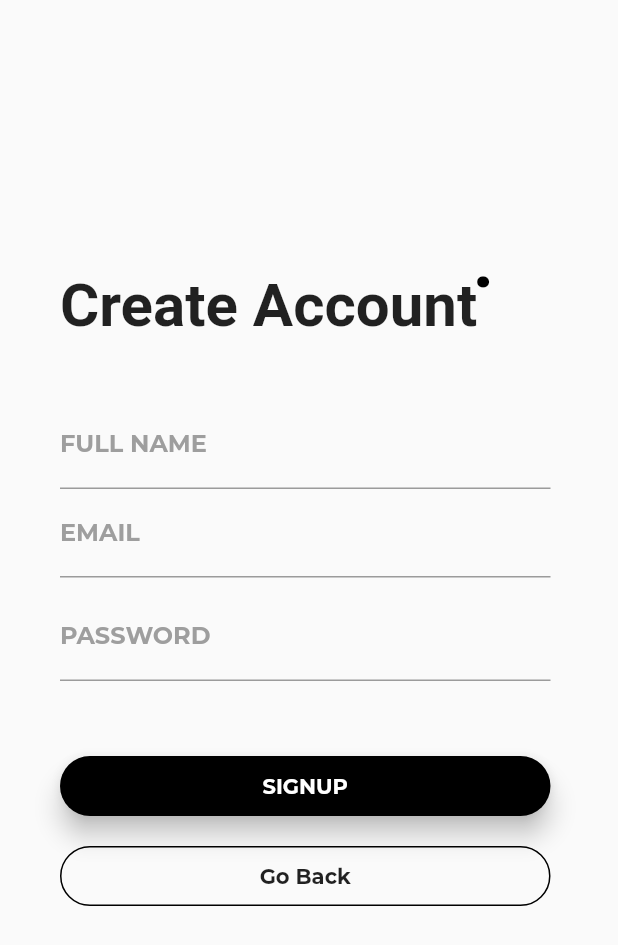
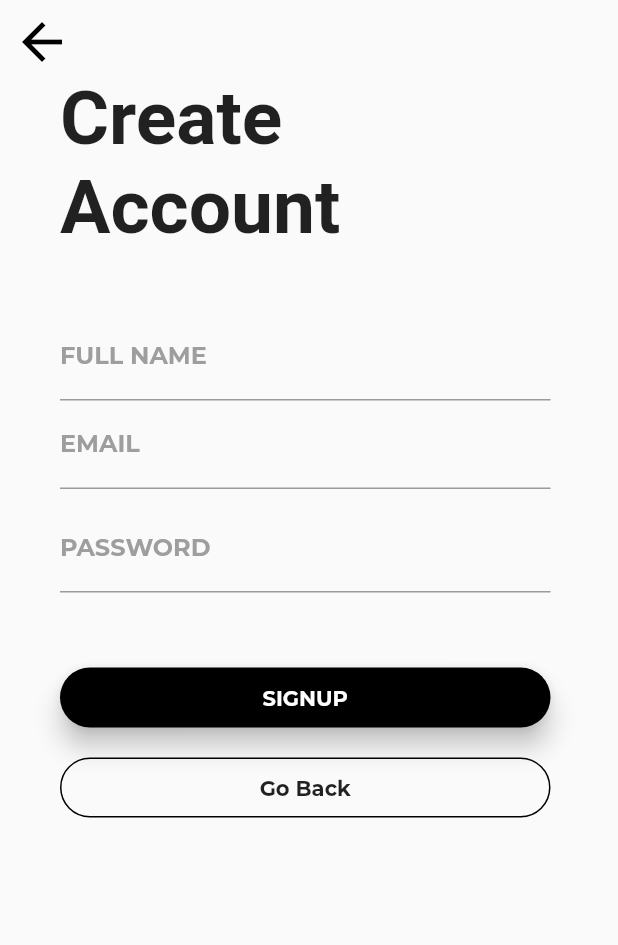
Before and after one commit to c0decreat0r/authentication-ui, a Flutter app: the screen it shows after launch, after a tap on "Register", on a phone screen of 412 x 824 dp. Shown: the top 945 px of the screen. Run offline on Flutter 3.47's test engine with Material 2 defaults, Android fonts, the phone set to English and light mode, and no system bars.

Commit message:
UI made better

```diff
--- a/lib/main.dart
+++ b/lib/main.dart
@@ -27,32 +27,18 @@ class _MyHomePageState extends State<MyHomePage> {
   Widget build(BuildContext context) {
     return new Scaffold(
         resizeToAvoidBottomPadding: false,
-        body: Column(
-          crossAxisAlignment: CrossAxisAlignment.start,
+        body: SafeArea(
+          child: ListView(
             children: <Widget>[
               Container(
                 child: Stack(
                   children: <Widget>[
                     Container(
-                    padding: EdgeInsets.fromLTRB(40.0, 160.0, 0.0, 0.0),
-                    child: Text('Welcome',
+                      padding: EdgeInsets.fromLTRB(40.0, 50.0, 0.0, 0.0),
+                      child: Text('Welcome\nBack',
                           style: TextStyle(
                               fontSize: 50.0, fontWeight: FontWeight.bold)),
                     ),
-                  Container(
-                    padding: EdgeInsets.fromLTRB(40.0, 210.0, 0.0, 0.0),
-                    child: Text('Back',
-                        style: TextStyle(
-                            fontSize: 50.0, fontWeight: FontWeight.bold)),
-                  ),
-                  Container(
-                    padding: EdgeInsets.fromLTRB(150.0, 182.0, 0.0, 0.0),
-                    child: Text('.',
-                        style: TextStyle(
-                            fontSize: 50.0,
-                            fontWeight: FontWeight.bold,
-                            color: Colors.black)),
-                  )
                   ],
                 ),
               ),
@@ -135,8 +121,8 @@ class _MyHomePageState extends State<MyHomePage> {
                             mainAxisAlignment: MainAxisAlignment.center,
                             children: <Widget>[
                               Center(
-                              child:
-                                  ImageIcon(AssetImage('assets/facebook.png')),
+                                child: ImageIcon(
+                                    AssetImage('assets/facebook.png')),
                               ),
                               SizedBox(width: 10.0),
                               Center(
@@ -176,6 +162,7 @@ class _MyHomePageState extends State<MyHomePage> {
                 ],
               )
             ],
+          ),
         ));
   }
 }
--- a/lib/signup.dart
+++ b/lib/signup.dart
@@ -10,29 +10,27 @@ class _SignupPageState extends State<SignupPage> {
   Widget build(BuildContext context) {
     return new Scaffold(
         resizeToAvoidBottomPadding: false,
-        body: Column(crossAxisAlignment: CrossAxisAlignment.start, children: <
-            Widget>[
+        body: ListView(children: <Widget>[
           Container(
             child: Stack(
               children: <Widget>[
+                IconButton(
+                    icon: Icon(
+                      Icons.arrow_back,
+                      size: 40,
+                      color: Colors.black,
+                    ),
+                    onPressed: () {
+                      Navigator.pop(context);
+                    }),
                 Container(
-                  padding: EdgeInsets.fromLTRB(40.0, 180.0, 0.0, 0.0),
+                  padding: EdgeInsets.fromLTRB(40.0, 50.0, 0.0, 0.0),
                   child: Text(
-                    'Create Account',
+                    'Create\nAccount',
                     style:
-                        TextStyle(fontSize: 40.0, fontWeight: FontWeight.bold),
+                        TextStyle(fontSize: 50.0, fontWeight: FontWeight.bold),
                   ),
                 ),
-                Container(
-                  padding: EdgeInsets.fromLTRB(315.0, 145.0, 0.0, 0.0),
-                  child: Text(
-                    '.',
-                    style: TextStyle(
-                        fontSize: 50.0,
-                        fontWeight: FontWeight.bold,
-                        color: Colors.black),
-                  ),
-                )
               ],
             ),
           ),
@@ -41,6 +39,7 @@ class _SignupPageState extends State<SignupPage> {
               child: Column(
                 children: <Widget>[
                   TextField(
+
                     decoration: InputDecoration(
                         labelText: 'FULL NAME ',
                         labelStyle: TextStyle(
@@ -75,7 +74,6 @@ class _SignupPageState extends State<SignupPage> {
                     obscureText: true,
                   ),
                   SizedBox(height: 10.0),
-
                   SizedBox(height: 40.0),
                   Container(
                       height: 40.0,
@@ -113,22 +111,17 @@ class _SignupPageState extends State<SignupPage> {
                         onTap: () {
                           Navigator.of(context).pop();
                         },
-                        child:
-
-                            Center(
-                              child: Text('Go Back',
-                                  style: TextStyle(
-                                      fontWeight: FontWeight.bold,
-                                      fontFamily: 'Montserrat')),
-                            ),
-
-
+                        child: Center(
+                          child: Text('Go Back',
+                              style: TextStyle(
+                                  fontWeight: FontWeight.bold,
+                                  fontFamily: 'Montserrat')),
+                        ),
                       ),
                     ),
                   ),
                 ],
               )),
-
         ]));
   }
 }
```
Also changed, not shown: pubspec.lock. Lines whose indentation alone changed are shown as unchanged.
